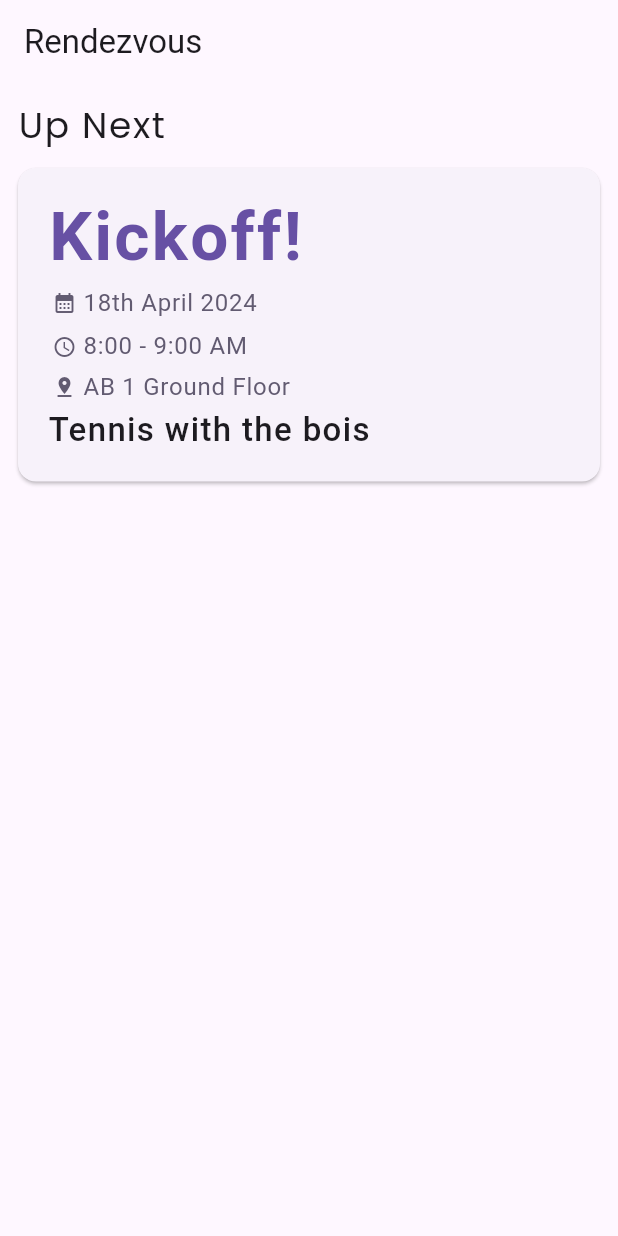
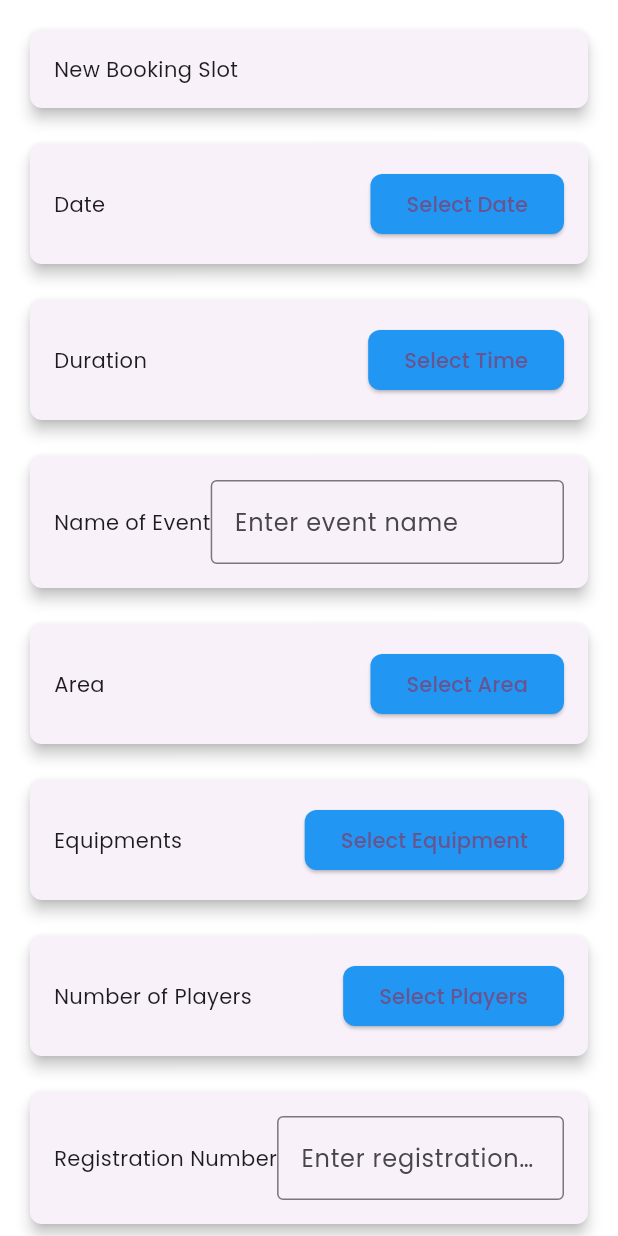
Before and after one commit to BharZInstein/Rendezvous, a Flutter app: the screen it shows after launch, on a phone screen of 412 x 824 dp. Run offline on Flutter 3.47's test engine with Material 3 defaults, Android fonts, the phone set to English and light mode, and no system bars; our stand-ins replace google_fonts.

Commit message:
feat: bookingpage

```diff
--- /dev/null
+++ b/lib/components/Bookingsite.dart
@@ -0,0 +1,505 @@
+import 'package:flutter/material.dart';
+
+class BookingPage extends StatefulWidget {
+  const BookingPage({Key? key}) : super(key: key);
+
+  @override
+  _BookingPageState createState() => _BookingPageState();
+}
+
+class _BookingPageState extends State<BookingPage> {
+  @override
+  Widget build(BuildContext context) {
+    return Material(
+      color: Colors.white, // Background color
+      child: ListView(
+        padding: const EdgeInsets.all(16.0),
+        physics: const BouncingScrollPhysics(),
+        children: [
+          const BookingSlot(),
+          const SizedBox(height: 16.0),
+          const DateWidget(),
+          const SizedBox(height: 16.0),
+          const DurationWidget(),
+          const SizedBox(height: 16.0),
+          const EventNameWidget(),
+          const SizedBox(height: 16.0),
+          const AreaWidget(),
+          const SizedBox(height: 16.0),
+          const EquipmentsWidget(),
+          const SizedBox(height: 16.0),
+          const NumberOfPlayersWidget(),
+          const SizedBox(height: 16.0),
+          const RegistrationNumberWidget(),
+          const SizedBox(height: 16.0),
+          const ContactWidget(),
+        ],
+      ),
+    );
+  }
+}
+
+class BookingSlot extends StatelessWidget {
+  const BookingSlot({Key? key}) : super(key: key);
+
+  @override
+  Widget build(BuildContext context) {
+    return Card(
+      elevation: 4.0,
+      shape: RoundedRectangleBorder(
+        borderRadius: BorderRadius.circular(8.0),
+      ),
+      child: Padding(
+        padding: const EdgeInsets.all(16.0),
+        child: const Text('New Booking Slot'),
+      ),
+    );
+  }
+}
+
+class DateWidget extends StatefulWidget {
+  const DateWidget({Key? key}) : super(key: key);
+
+  @override
+  _DateWidgetState createState() => _DateWidgetState();
+}
+
+class _DateWidgetState extends State<DateWidget> {
+  DateTime? _selectedDate;
+
+  void _showDatePicker() async {
+    final DateTime? picked = await showDatePicker(
+      context: context,
+      initialDate: _selectedDate ?? DateTime.now(),
+      firstDate: DateTime(2020),
+      lastDate: DateTime(2025),
+      builder: (context, child) {
+        return Theme(
+          data: ThemeData.light().copyWith(
+            colorScheme: const ColorScheme.light(
+              primary: Colors.blue,
+              onPrimary: Colors.white,
+              surface: Colors.white,
+              onSurface: Colors.black,
+            ),
+            dialogBackgroundColor: Colors.white,
+          ),
+          child: child!,
+        );
+      },
+    );
+    if (picked != null && picked != _selectedDate) {
+      setState(() {
+        _selectedDate = picked;
+      });
+    }
+  }
+
+  @override
+  Widget build(BuildContext context) {
+    return Card(
+      elevation: 4.0,
+      shape: RoundedRectangleBorder(
+        borderRadius: BorderRadius.circular(8.0),
+      ),
+      child: Padding(
+        padding: const EdgeInsets.all(16.0),
+        child: Row(
+          mainAxisAlignment: MainAxisAlignment.spaceBetween,
+          children: [
+            const Text('Date'),
+            ElevatedButton(
+              onPressed: _showDatePicker,
+              style: ElevatedButton.styleFrom(
+                backgroundColor: Colors.blue,
+                shape: RoundedRectangleBorder(
+                  borderRadius: BorderRadius.circular(8.0),
+                ),
+              ),
+              child: Text(_selectedDate != null
+                  ? '${_selectedDate!.year}-${_selectedDate!.month}-${_selectedDate!.day}'
+                  : 'Select Date'),
+            ),
+          ],
+        ),
+      ),
+    );
+  }
+}
+
+class DurationWidget extends StatefulWidget {
+  const DurationWidget({Key? key}) : super(key: key);
+
+  @override
+  _DurationWidgetState createState() => _DurationWidgetState();
+}
+
+class _DurationWidgetState extends State<DurationWidget> {
+  TimeOfDay? _selectedTime;
+
+  void _showTimePicker() async {
+    final TimeOfDay? picked = await showTimePicker(
+      context: context,
+      initialTime: _selectedTime ?? TimeOfDay.now(),
+      builder: (context, child) {
+        return Theme(
+          data: ThemeData.light().copyWith(
+            colorScheme: const ColorScheme.light(
+              primary: Colors.blue,
+              onPrimary: Colors.white,
+              surface: Colors.white,
+              onSurface: Colors.black,
+            ),
+            dialogBackgroundColor: Colors.white,
+          ),
+          child: child!,
+        );
+      },
+    );
+    if (picked != null && picked != _selectedTime) {
+      setState(() {
+        _selectedTime = picked;
+      });
+    }
+  }
+
+  @override
+  Widget build(BuildContext context) {
+    return Card(
+      elevation: 4.0,
+      shape: RoundedRectangleBorder(
+        borderRadius: BorderRadius.circular(8.0),
+      ),
+      child: Padding(
+        padding: const EdgeInsets.all(16.0),
+        child: Row(
+          mainAxisAlignment: MainAxisAlignment.spaceBetween,
+          children: [
+            const Text('Duration'),
+            ElevatedButton(
+              onPressed: _showTimePicker,
+              style: ElevatedButton.styleFrom(
+                backgroundColor: Colors.blue,
+                shape: RoundedRectangleBorder(
+                  borderRadius: BorderRadius.circular(8.0),
+                ),
+              ),
+              child: Text(_selectedTime != null
+                  ? '${_selectedTime!.hour}:${_selectedTime!.minute.toString().padLeft(2, '0')}'
+                  : 'Select Time'),
+            ),
+          ],
+        ),
+      ),
+    );
+  }
+}
+
+class EventNameWidget extends StatefulWidget {
+  const EventNameWidget({Key? key}) : super(key: key);
+
+  @override
+  _EventNameWidgetState createState() => _EventNameWidgetState();
+}
+
+class _EventNameWidgetState extends State<EventNameWidget> {
+  @override
+  Widget build(BuildContext context) {
+    return Card(
+      elevation: 4.0,
+      shape: RoundedRectangleBorder(
+        borderRadius: BorderRadius.circular(8.0),
+      ),
+      child: Padding(
+        padding: const EdgeInsets.all(16.0),
+        child: Row(
+          mainAxisAlignment: MainAxisAlignment.spaceBetween,
+          children: [
+            const Text('Name of Event'),
+            Expanded(
+              child: TextField(
+                decoration: const InputDecoration(
+                  border: OutlineInputBorder(),
+                  hintText: 'Enter event name',
+                ),
+              ),
+            ),
+          ],
+        ),
+      ),
+    );
+  }
+}
+
+class AreaWidget extends StatefulWidget {
+  const AreaWidget({Key? key}) : super(key: key);
+
+  @override
+  _AreaWidgetState createState() => _AreaWidgetState();
+}
+
+class _AreaWidgetState extends State<AreaWidget> {
+  String? _selectedArea;
+  final List<String> _areas = ['AB1', 'AB2', 'A block', 'B block'];
+
+  void _showAreaPicker() {
+    showDialog(
+      context: context,
+      builder: (context) {
+        return AlertDialog(
+          title: const Text('Select Area'),
+          content: SingleChildScrollView(
+            child: Column(
+              children: _areas
+                  .map((area) => ListTile(
+                title: Text(area),
+                onTap: () {
+                  setState(() {
+                    _selectedArea = area;
+                  });
+                  Navigator.of(context).pop();
+                },
+              ))
+                  .toList(),
+            ),
+          ),
+        );
+      },
+    );
+  }
+
+  @override
+  Widget build(BuildContext context) {
+    return Card(
+      elevation: 4.0,
+      shape: RoundedRectangleBorder(
+        borderRadius: BorderRadius.circular(8.0),
+      ),
+      child: Padding(
+        padding: const EdgeInsets.all(16.0),
+        child: Row(
+          mainAxisAlignment: MainAxisAlignment.spaceBetween,
+          children: [
+            const Text('Area'),
+            ElevatedButton(
+              onPressed: _showAreaPicker,
+              style: ElevatedButton.styleFrom(
+                backgroundColor: Colors.blue,
+                shape: RoundedRectangleBorder(
+                  borderRadius: BorderRadius.circular(8.0),
+                ),
+              ),
+              child: Text(_selectedArea ?? 'Select Area'),
+            ),
+          ],
+        ),
+      ),
+    );
+  }
+}
+
+class EquipmentsWidget extends StatefulWidget {
+  const EquipmentsWidget({Key? key}) : super(key: key);
+
+  @override
+  _EquipmentsWidgetState createState() => _EquipmentsWidgetState();
+}
+
+class _EquipmentsWidgetState extends State<EquipmentsWidget> {
+  String? _selectedEquipment;
+  final List<String> _equipments = ['Yes', 'No'];
+
+  void _showEquipmentsPicker() {
+    showDialog(
+      context: context,
+      builder: (context) {
+        return AlertDialog(
+          title: const Text('Select Equipment'),
+          content: SingleChildScrollView(
+            child: Column(
+              children: _equipments
+                  .map((equipment) => ListTile(
+                title: Text(equipment),
+                onTap: () {
+                  setState(() {
+                    _selectedEquipment = equipment;
+                  });
+                  Navigator.of(context).pop();
+                },
+              ))
+                  .toList(),
+            ),
+          ),
+        );
+      },
+    );
+  }
+
+  @override
+  Widget build(BuildContext context) {
+    return Card(
+      elevation: 4.0,
+      shape: RoundedRectangleBorder(
+        borderRadius: BorderRadius.circular(8.0),
+      ),
+      child: Padding(
+        padding: const EdgeInsets.all(16.0),
+        child: Row(
+          mainAxisAlignment: MainAxisAlignment.spaceBetween,
+          children: [
+            const Text('Equipments'),
+            ElevatedButton(
+              onPressed: _showEquipmentsPicker,
+              style: ElevatedButton.styleFrom(
+                backgroundColor: Colors.blue,
+                shape: RoundedRectangleBorder(
+                  borderRadius: BorderRadius.circular(8.0),
+                ),
+              ),
+              child: Text(_selectedEquipment ?? 'Select Equipment'),
+            ),
+          ],
+        ),
+      ),
+    );
+  }
+}
+
+class NumberOfPlayersWidget extends StatefulWidget {
+  const NumberOfPlayersWidget({Key? key}) : super(key: key);
+
+  @override
+  _NumberOfPlayersWidgetState createState() => _NumberOfPlayersWidgetState();
+}
+
+class _NumberOfPlayersWidgetState extends State<NumberOfPlayersWidget> {
+  int? _selectedPlayers;
+  final List<int> _players = List.generate(4, (index) => index + 1);
+
+  void _showPlayersPicker() {
+    showDialog(
+      context: context,
+      builder: (context) {
+        return AlertDialog(
+          title: const Text('Select Number of Players'),
+          content: SingleChildScrollView(
+            child: Column(
+              children: _players
+                  .map((player) => ListTile(
+                title: Text('$player'),
+                onTap: () {
+                  setState(() {
+                    _selectedPlayers = player;
+                  });
+                  Navigator.of(context).pop();
+                },
+              ))
+                  .toList(),
+            ),
+          ),
+        );
+      },
+    );
+  }
+
+  @override
+  Widget build(BuildContext context) {
+    return Card(
+      elevation: 4.0,
+      shape: RoundedRectangleBorder(
+        borderRadius: BorderRadius.circular(8.0),
+      ),
+      child: Padding(
+        padding: const EdgeInsets.all(16.0),
+        child: Row(
+          mainAxisAlignment: MainAxisAlignment.spaceBetween,
+          children: [
+            const Text('Number of Players'),
+            ElevatedButton(
+              onPressed: _showPlayersPicker,
+              style: ElevatedButton.styleFrom(
+                backgroundColor: Colors.blue,
+                shape: RoundedRectangleBorder(
+                  borderRadius: BorderRadius.circular(8.0),
+                ),
+              ),
+              child: Text(_selectedPlayers != null ? '$_selectedPlayers' : 'Select Players'),
+            ),
+          ],
+        ),
+      ),
+    );
+  }
+}
+
+class RegistrationNumberWidget extends StatefulWidget {
+  const RegistrationNumberWidget({Key? key}) : super(key: key);
+
+  @override
+  _RegistrationNumberWidgetState createState() => _RegistrationNumberWidgetState();
+}
+
+class _RegistrationNumberWidgetState extends State<RegistrationNumberWidget> {
+  @override
+  Widget build(BuildContext context) {
+    return Card(
+      elevation: 4.0,
+      shape: RoundedRectangleBorder(
+        borderRadius: BorderRadius.circular(8.0),
+      ),
+      child: Padding(
+        padding: const EdgeInsets.all(16.0),
+        child: Row(
+          mainAxisAlignment: MainAxisAlignment.spaceBetween,
+          children: [
+            const Text('Registration Number'),
+            Expanded(
+              child: TextField(
+                decoration: const InputDecoration(
+                  border: OutlineInputBorder(),
+                  hintText: 'Enter registration number',
+                ),
+              ),
+            ),
+          ],
+        ),
+      ),
+    );
+  }
+}
+
+class ContactWidget extends StatefulWidget {
+  const ContactWidget({Key? key}) : super(key: key);
+
+  @override
+  _ContactWidgetState createState() => _ContactWidgetState();
+}
+
+class _ContactWidgetState extends State<ContactWidget> {
+  @override
+  Widget build(BuildContext context) {
+    return Card(
+      elevation: 4.0,
+      shape: RoundedRectangleBorder(
+        borderRadius: BorderRadius.circular(8.0),
+      ),
+      child: Padding(
+        padding: const EdgeInsets.all(16.0),
+        child: Row(
+          mainAxisAlignment: MainAxisAlignment.spaceBetween,
+          children: [
+            const Text('Contact'),
+            Expanded(
+              child: TextField(
+                decoration: const InputDecoration(
+                  border: OutlineInputBorder(),
+                  hintText: 'Enter contact information',
+                ),
+              ),
+            ),
+          ],
+        ),
+      ),
+    );
+  }
+}
--- a/lib/components/settings.dart
+++ b/lib/components/settings.dart
@@ -1,5 +1,5 @@
+
 import 'package:flutter/material.dart';
-
 class AccountPage extends StatefulWidget {
   const AccountPage ( {Key}) ;
 
--- a/lib/main.dart
+++ b/lib/main.dart
@@ -1,4 +1,5 @@
 import 'package:flutter/material.dart';
+import 'package:rendezvous/components/Bookingsite.dart';
 import 'package:rendezvous/components/navigationbar.dart';
 import 'package:rendezvous/components/settings.dart';
 import 'package:google_fonts/google_fonts.dart';
@@ -24,7 +25,7 @@ class MyApp extends StatelessWidget {
         textTheme: GoogleFonts.poppinsTextTheme(),
       ),
 
-      home: Homepage(),
+      home: BookingPage(),
     );
   }
 }
```
